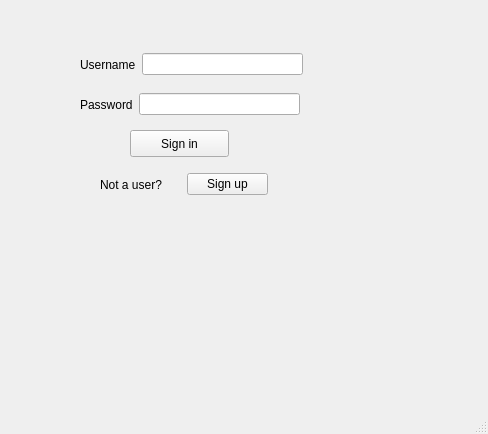
Old version of the form interface/GUI/mainwindow.ui in the repository py4/memphis.
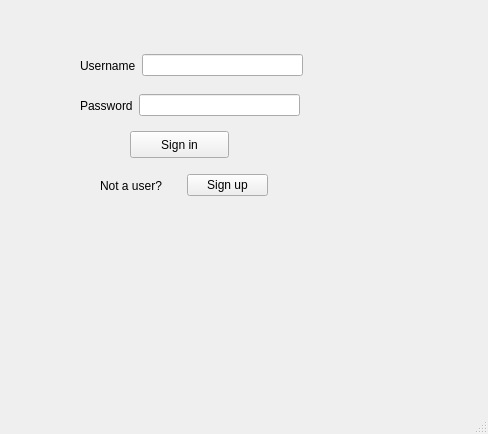
New version of the form.

```diff
--- a/interface/GUI/mainwindow.ui
+++ b/interface/GUI/mainwindow.ui
@@ -18,7 +18,7 @@
     <property name="geometry">
      <rect>
       <x>0</x>
-      <y>0</y>
+      <y>1</y>
       <width>471</width>
       <height>361</height>
      </rect>
```
Left out of the diff: 3 changed lines with no effect on the pictures.
